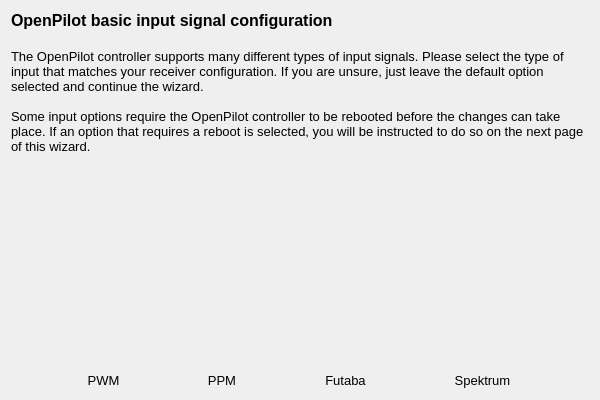
This is ground/openpilotgcs/src/plugins/setupwizard/pages/inputpage.ui in openpilot/OpenPilot as Qt 5 draws it before an edit. The edited form follows.
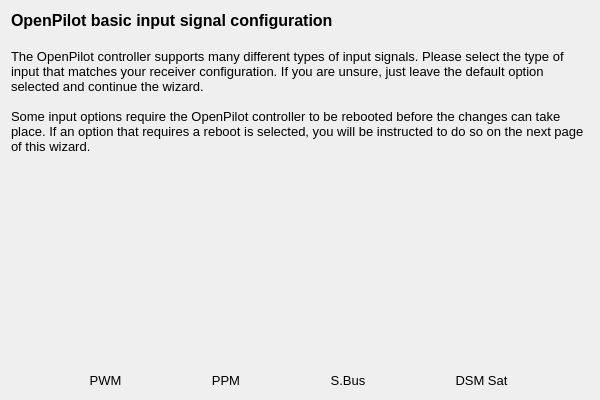
This is the edited form. Icons and pictures are not drawn.

Commit message: Change wording to avoid a common cause of confusion for Futaba and Spektrum users

The edit to the form file:
```diff
--- a/ground/openpilotgcs/src/plugins/setupwizard/pages/inputpage.ui
+++ b/ground/openpilotgcs/src/plugins/setupwizard/pages/inputpage.ui
@@ -152,7 +152,7 @@
         <string notr="true">QToolButton { border: none }</string>
        </property>
        <property name="text">
-        <string>Futaba</string>
+        <string>S.Bus</string>
        </property>
        <property name="icon">
         <iconset resource="../wizardResources.qrc">
@@ -193,7 +193,7 @@
         <string notr="true">QToolButton { border: none }</string>
        </property>
        <property name="text">
-        <string>Spektrum</string>
+        <string>DSM Sat</string>
        </property>
        <property name="icon">
         <iconset resource="../wizardResources.qrc">
```
